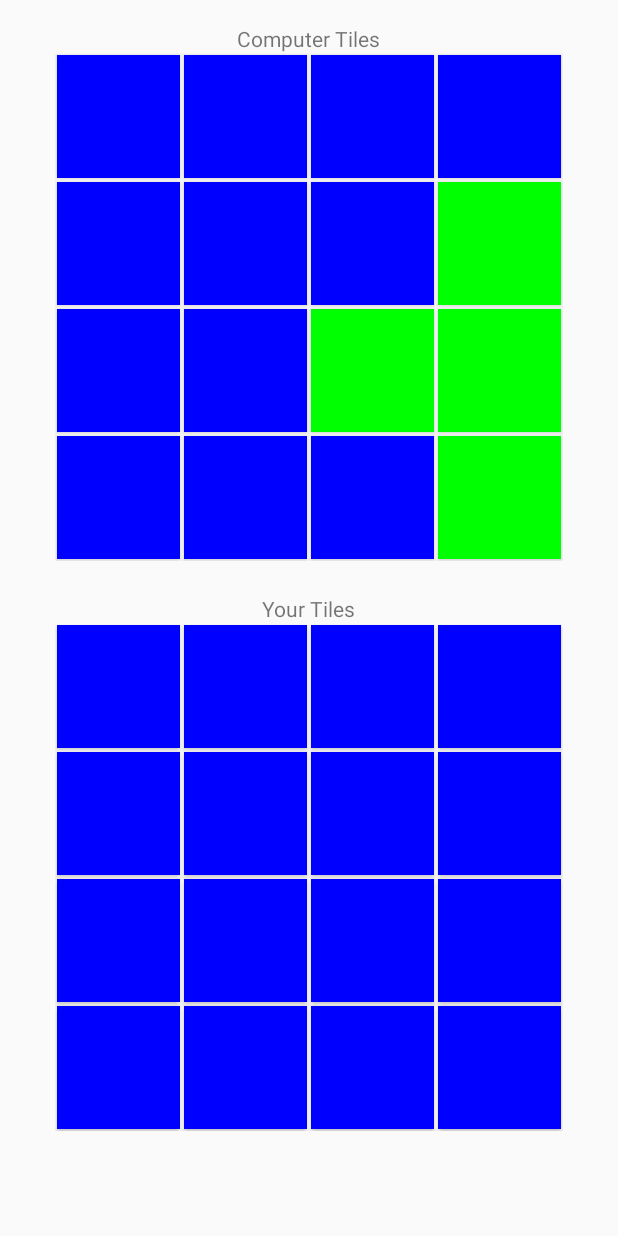
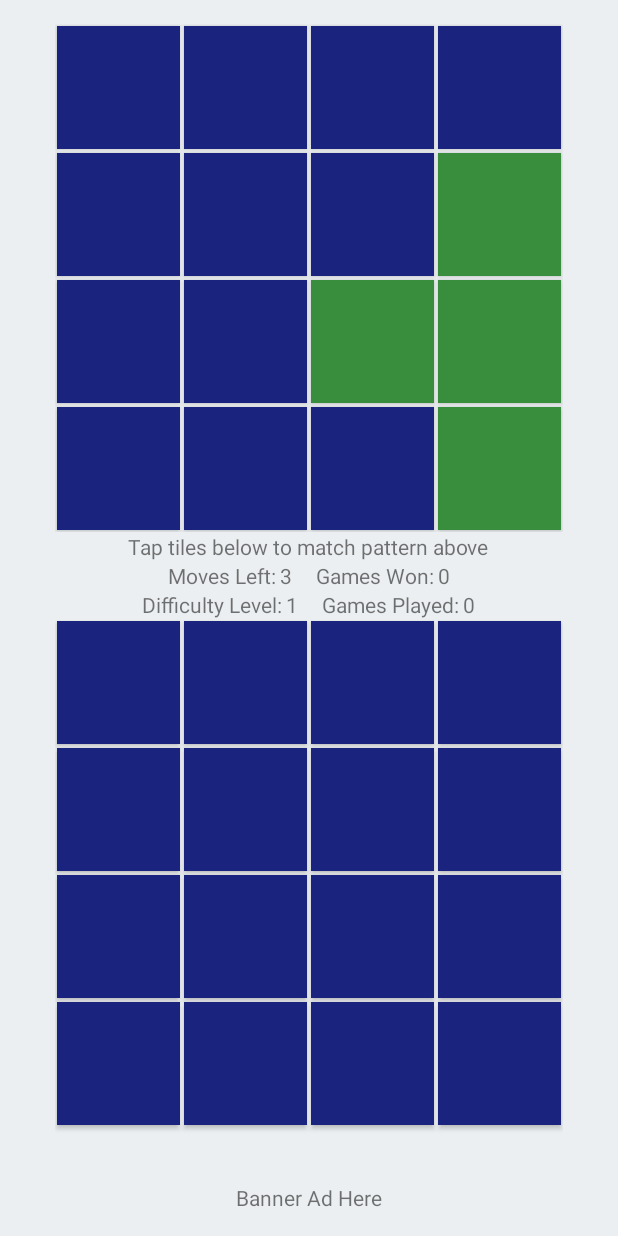
Before and after one commit to djbidle/supercrazytiles, an Android app: the screen it shows after launch (GameBoard), after a tap on "START GAME - 4X4 BOARD", on a phone screen of 412 x 824 dp. Run offline under Robolectric (Android 15) with nearby library versions, the phone set to English and light mode, and no system bars.

Commit message:
add game play items to activity_game_board and multiple dimens.xml to handle different text size for screen dimensions

```diff
--- a/app/src/main/AndroidManifest.xml
+++ b/app/src/main/AndroidManifest.xml
@@ -27,7 +27,11 @@
 
                 <category android:name="android.intent.category.LAUNCHER" />
             </intent-filter>
-        </activity>
+        </activity><!-- ATTENTION: This was auto-generated to add Google Play services to your project for
+     App Indexing.  See https://g.co/AppIndexing/AndroidStudio for more information. -->
+        <meta-data
+            android:name="com.google.android.gms.version"
+            android:value="@integer/google_play_services_version" />
     </application>
 
 </manifest>
--- a/app/src/main/java/net/zacharybest/supercrazytiles/GameBoard.java
+++ b/app/src/main/java/net/zacharybest/supercrazytiles/GameBoard.java
@@ -8,10 +8,15 @@ import android.view.Window;
 import android.view.WindowManager;
 import android.widget.Button;
 import android.widget.GridLayout;
+import android.widget.TextView;
 import android.widget.Toast;
+
+import com.google.android.gms.common.api.GoogleApiClient;
 
 import java.util.ArrayList;
 import java.util.Random;
+
+import static net.zacharybest.supercrazytiles.R.id.diffLevel;
 
 /**
  * This activity is the game.
@@ -25,8 +30,13 @@ public class GameBoard extends Activity {
     private int difficulty = 0;
     private int turn = difficulty;
 
-    int activeColor = 0xFF00FF00; //green
-    int inactiveColor = 0xFF0000FF; //blue
+    int activeColor = 0xFF388E3C; //green
+    int inactiveColor = 0xFF1A237E; //blue
+    /**
+     * ATTENTION: This was auto-generated to implement the App Indexing API.
+     * See https://g.co/AppIndexing/AndroidStudio for more information.
+     */
+    private GoogleApiClient client;
 
     @Override
     protected void onCreate(Bundle savedInstanceState) {
@@ -65,10 +75,17 @@ public class GameBoard extends Activity {
         //FIXME sqrt will not work with rectangles
         boardWidth = (int) Math.sqrt((double) playerButtons.size());
 
+        /**
+         * The only way to set button size dynamically with
+         * GridLayout is to use columnWeight/rowWeight attributes.
+         * TableLayout didn't work because addBoardToArray was not
+         * getting all the buttons. Did not want to mess with that code.
+         **/
         setButtonSize(computerButtons);
         setButtonSize(playerButtons);
 
         newGame();
+
     }
 
     /**
@@ -99,7 +116,10 @@ public class GameBoard extends Activity {
     private void increaseDifficult() {
         difficulty++;
         turn = difficulty;
-        Toast.makeText(this, "Difficulty set to " + difficulty, Toast.LENGTH_SHORT).show();
+
+        TextView tv = (TextView) findViewById(diffLevel);
+        tv.setText(String.valueOf(difficulty));
+        //Toast.makeText(this, "Difficulty set to " + difficulty, Toast.LENGTH_SHORT).show();
     }
 
     /**
@@ -212,13 +232,14 @@ public class GameBoard extends Activity {
         button.setBackgroundColor(color);
     }
 
-    private void setButtonSize(ArrayList<Button> buttons){
-        for (Button button : buttons){
+    private void setButtonSize(ArrayList<Button> buttons) {
+        for (Button button : buttons) {
             GridLayout.LayoutParams params = (GridLayout.LayoutParams) button.getLayoutParams();
-            params.width = (getResources().getDisplayMetrics().widthPixels/(boardWidth + 1));
-            params.height = (getResources().getDisplayMetrics().heightPixels/((boardHeight *2) + 2));
+            params.width = (getResources().getDisplayMetrics().widthPixels / (boardWidth + 1));
+            params.height = (getResources().getDisplayMetrics().heightPixels / ((boardHeight * 2) + 2));
             button.setLayoutParams(params);
         }
 
     }
+
 }
--- a/app/src/main/res/layout/activity_game_board.xml
+++ b/app/src/main/res/layout/activity_game_board.xml
@@ -4,184 +4,277 @@
     android:orientation="vertical"
     android:layout_width="match_parent"
     android:layout_height="match_parent"
-    android:paddingBottom="@dimen/activity_vertical_margin"
-    android:paddingLeft="@dimen/activity_horizontal_margin"
-    android:paddingRight="@dimen/activity_horizontal_margin"
-    android:paddingTop="@dimen/activity_vertical_margin"
+    android:paddingBottom="@dimen/activity_horizontal_margin"
+    android:paddingLeft="@dimen/activity_vertical_margin"
+    android:paddingRight="@dimen/activity_vertical_margin"
+    android:paddingTop="@dimen/activity_horizontal_margin"
+    android:background="@color/gameBoardAccent"
     tools:context="net.zacharybest.supercrazytiles.GameBoard">
-
-    <TextView
-        android:text="@string/computer_tiles"
-        android:layout_width="wrap_content"
-        android:layout_height="wrap_content"
-        android:layout_gravity="center"/>
 
     <GridLayout
         android:id="@+id/computer_board"
         android:layout_width="wrap_content"
         android:layout_height="wrap_content"
-        android:layout_marginBottom="10pt"
         android:columnCount="4"
         android:layout_gravity="center">
 
         <Button
-            android:layout_width="48dp"
-            android:layout_height="48dp"
+            android:layout_width="match_parent"
+            android:layout_height="wrap_content"
             android:layout_margin="1dp" />
         <Button
-            android:layout_width="48dp"
-            android:layout_height="48dp"
+            android:layout_width="match_parent"
+            android:layout_height="wrap_content"
             android:layout_margin="1dp" />
         <Button
-            android:layout_width="48dp"
-            android:layout_height="48dp"
+            android:layout_width="match_parent"
+            android:layout_height="wrap_content"
             android:layout_margin="1dp" />
         <Button
-            android:layout_width="48dp"
-            android:layout_height="48dp"
+            android:layout_width="match_parent"
+            android:layout_height="wrap_content"
             android:layout_margin="1dp" />
         <Button
-            android:layout_width="48dp"
-            android:layout_height="48dp"
+            android:layout_width="match_parent"
+            android:layout_height="wrap_content"
             android:layout_margin="1dp" />
         <Button
-            android:layout_width="48dp"
-            android:layout_height="48dp"
+            android:layout_width="match_parent"
+            android:layout_height="wrap_content"
             android:layout_margin="1dp" />
         <Button
-            android:layout_width="48dp"
-            android:layout_height="48dp"
+            android:layout_width="match_parent"
+            android:layout_height="wrap_content"
             android:layout_margin="1dp" />
         <Button
-            android:layout_width="48dp"
-            android:layout_height="48dp"
+            android:layout_width="match_parent"
+            android:layout_height="wrap_content"
             android:layout_margin="1dp" />
         <Button
-            android:layout_width="48dp"
-            android:layout_height="48dp"
+            android:layout_width="match_parent"
+            android:layout_height="wrap_content"
             android:layout_margin="1dp" />
         <Button
-            android:layout_width="48dp"
-            android:layout_height="48dp"
+            android:layout_width="match_parent"
+            android:layout_height="wrap_content"
             android:layout_margin="1dp" />
         <Button
-            android:layout_width="48dp"
-            android:layout_height="48dp"
+            android:layout_width="match_parent"
+            android:layout_height="wrap_content"
             android:layout_margin="1dp" />
         <Button
-            android:layout_width="48dp"
-            android:layout_height="48dp"
+            android:layout_width="match_parent"
+            android:layout_height="wrap_content"
             android:layout_margin="1dp" />
         <Button
-            android:layout_width="48dp"
-            android:layout_height="48dp"
+            android:layout_width="match_parent"
+            android:layout_height="wrap_content"
             android:layout_margin="1dp" />
         <Button
-            android:layout_width="48dp"
-            android:layout_height="48dp"
+            android:layout_width="match_parent"
+            android:layout_height="wrap_content"
             android:layout_margin="1dp" />
         <Button
-            android:layout_width="48dp"
-            android:layout_height="48dp"
+            android:layout_width="match_parent"
+            android:layout_height="wrap_content"
             android:layout_margin="1dp" />
         <Button
-            android:layout_width="48dp"
-            android:layout_height="48dp"
+            android:layout_width="match_parent"
+            android:layout_height="wrap_content"
             android:layout_margin="1dp" />
 
     </GridLayout>
 
     <TextView
-        android:text="@string/player_tiles"
         android:layout_width="wrap_content"
         android:layout_height="wrap_content"
-        android:layout_gravity="center"/>
+        android:textSize="@dimen/activity_text_size"
+        android:layout_gravity="center"
+        android:text="Tap tiles below to match pattern above" />
+
+    <GridLayout
+        android:layout_width="wrap_content"
+        android:layout_height="wrap_content"
+        android:layout_gravity="center"
+        android:columnCount="4">
+
+        <TextView
+            android:layout_width="wrap_content"
+            android:layout_height="wrap_content"
+            android:textSize="@dimen/activity_text_size"
+            android:layout_marginRight="1dp"
+            android:layout_marginEnd="1dp"
+            android:text="Moves Left:" />
+
+        <TextView
+            android:id="@+id/movesLeft"
+            android:layout_width="wrap_content"
+            android:layout_height="wrap_content"
+            android:textSize="@dimen/activity_text_size"
+            android:layout_marginLeft="1dp"
+            android:layout_marginStart="1dp"
+            android:text="3" />
+
+        <TextView
+            android:layout_width="wrap_content"
+            android:layout_height="wrap_content"
+            android:textSize="@dimen/activity_text_size"
+            android:layout_marginLeft="@dimen/activity_horizontal_margin"
+            android:layout_marginStart="@dimen/activity_horizontal_margin"
+            android:layout_marginRight="1dp"
+            android:layout_marginEnd="1dp"
+            android:text="Games Won:" />
+
+        <TextView
+            android:id="@+id/gamesWon"
+            android:layout_width="wrap_content"
+            android:layout_height="wrap_content"
+            android:textSize="@dimen/activity_text_size"
+            android:layout_marginLeft="1dp"
+            android:layout_marginStart="1dp"
+            android:text="0" />
+
+    </GridLayout>
+
+    <GridLayout
+        android:layout_width="wrap_content"
+        android:layout_height="wrap_content"
+        android:layout_gravity="center"
+        android:columnCount="4">
+
+        <TextView
+            android:layout_width="wrap_content"
+            android:layout_height="wrap_content"
+            android:textSize="@dimen/activity_text_size"
+            android:layout_marginRight="1dp"
+            android:layout_marginEnd="1dp"
+            android:text="Difficulty Level:" />
+
+        <TextView
+            android:id="@+id/diffLevel"
+            android:layout_width="wrap_content"
+            android:layout_height="wrap_content"
+            android:textSize="@dimen/activity_text_size"
+            android:layout_marginLeft="1dp"
+            android:layout_marginStart="1dp"
+            android:text="1" />
+
+        <TextView
+            android:layout_width="wrap_content"
+            android:layout_height="wrap_content"
+            android:textSize="@dimen/activity_text_size"
+            android:layout_marginRight="1dp"
+            android:text="Games Played:"
+            android:layout_marginLeft="16dp" />
+
+        <TextView
+            android:id="@+id/gamesPlayed"
+            android:layout_width="wrap_content"
+            android:layout_height="wrap_content"
+            android:textSize="@dimen/activity_text_size"
+            android:layout_marginLeft="1dp"
+            android:text="0" />
+
+    </GridLayout>
 
     <GridLayout
         android:id="@+id/player_board"
         android:layout_width="wrap_content"
         android:layout_height="wrap_content"
+        android:layout_weight="1"
         android:columnCount="4"
         android:layout_gravity="center">
+
         <Button
-            android:layout_width="48dp"
-            android:layout_height="48dp"
+            android:layout_width="match_parent"
+            android:layout_height="wrap_content"
             android:layout_margin="1dp"
             android:onClick="takeTurn"/>
         <Button
-            android:layout_width="48dp"
-            android:layout_height="48dp"
+            android:layout_width="match_parent"
+            android:layout_height="wrap_content"
             android:layout_margin="1dp"
             android:onClick="takeTurn"/>
         <Button
-            android:layout_width="48dp"
-            android:layout_height="48dp"
+            android:layout_width="match_parent"
+            android:layout_height="wrap_content"
             android:layout_margin="1dp"
             android:onClick="takeTurn"/>
         <Button
-            android:layout_width="48dp"
-            android:layout_height="48dp"
+            android:layout_width="match_parent"
+            android:layout_height="wrap_content"
+            android:layout_margin="1dp"
+            android:onClick="takeTurn"/>
+
+        <Button
+            android:layout_width="match_parent"
+            android:layout_height="wrap_content"
             android:layout_margin="1dp"
             android:onClick="takeTurn"/>
         <Button
-            android:layout_width="48dp"
-            android:layout_height="48dp"
+            android:layout_width="match_parent"
+            android:layout_height="wrap_content"
             android:layout_margin="1dp"
             android:onClick="takeTurn"/>
         <Button
-            android:layout_width="48dp"
-            android:layout_height="48dp"
+            android:layout_width="match_parent"
+            android:layout_height="wrap_content"
             android:layout_margin="1dp"
             android:onClick="takeTurn"/>
         <Button
-            android:layout_width="48dp"
-            android:layout_height="48dp"
+            android:layout_width="match_parent"
+            android:layout_height="wrap_content"
             android:layout_margin="1dp"
             android:onClick="takeTurn"/>
         <Button
-            android:layout_width="48dp"
-            android:layout_height="48dp"
+            android:layout_width="match_parent"
+            android:layout_height="wrap_content"
             android:layout_margin="1dp"
             android:onClick="takeTurn"/>
         <Button
-            android:layout_width="48dp"
-            android:layout_height="48dp"
+            android:layout_width="match_parent"
+            android:layout_height="wrap_content"
             android:layout_margin="1dp"
             android:onClick="takeTurn"/>
         <Button
-            android:layout_width="48dp"
-            android:layout_height="48dp"
+            android:layout_width="match_parent"
+            android:layout_height="wrap_content"
             android:layout_margin="1dp"
             android:onClick="takeTurn"/>
         <Button
-            android:layout_width="48dp"
-            android:layout_height="48dp"
+            android:layout_width="match_parent"
+            android:layout_height="wrap_content"
             android:layout_margin="1dp"
             android:onClick="takeTurn"/>
         <Button
-            android:layout_width="48dp"
-            android:layout_height="48dp"
+            android:layout_width="match_parent"
+            android:layout_height="wrap_content"
             android:layout_margin="1dp"
             android:onClick="takeTurn"/>
         <Button
-            android:layout_width="48dp"
-            android:layout_height="48dp"
+            android:layout_width="match_parent"
+            android:layout_height="wrap_content"
             android:layout_margin="1dp"
             android:onClick="takeTurn"/>
         <Button
-            android:layout_width="48dp"
-            android:layout_height="48dp"
+            android:layout_width="match_parent"
+            android:layout_height="wrap_content"
             android:layout_margin="1dp"
             android:onClick="takeTurn"/>
         <Button
-            android:layout_width="48dp"
-            android:layout_height="48dp"
+            android:layout_width="match_parent"
+            android:layout_height="wrap_content"
             android:layout_margin="1dp"
             android:onClick="takeTurn"/>
-        <Button
-            android:layout_width="48dp"
-            android:layout_height="48dp"
-            android:layout_margin="1dp"
-            android:onClick="takeTurn"/>
+
     </GridLayout>
+
+    <TextView
+        android:text="Banner Ad Here"
+        android:layout_width="wrap_content"
+        android:layout_height="wrap_content"
+        android:layout_gravity="center"
+        android:textSize="@dimen/activity_text_size">
+    </TextView>
+
 </LinearLayout>
--- a/app/src/main/res/layout/activity_game_board_4x5.xml
+++ b/app/src/main/res/layout/activity_game_board_4x5.xml
@@ -9,12 +9,6 @@
     android:paddingRight="@dimen/activity_horizontal_margin"
     android:paddingTop="@dimen/activity_vertical_margin"
     tools:context="net.zacharybest.supercrazytiles.GameBoard">
-
-    <TextView
-        android:text="@string/computer_tiles"
-        android:layout_width="wrap_content"
-        android:layout_height="wrap_content"
-        android:layout_gravity="center"/>
 
     <GridLayout
         android:id="@+id/computer_board"
@@ -115,12 +109,6 @@
             android:layout_margin="1dp" />
 
     </GridLayout>
-
-    <TextView
-        android:text="@string/player_tiles"
-        android:layout_width="wrap_content"
-        android:layout_height="wrap_content"
-        android:layout_gravity="center"/>
 
     <GridLayout
         android:id="@+id/player_board"
--- a/app/src/main/res/layout/activity_game_board_5x5.xml
+++ b/app/src/main/res/layout/activity_game_board_5x5.xml
@@ -9,12 +9,6 @@
     android:paddingRight="@dimen/activity_horizontal_margin"
     android:paddingTop="@dimen/activity_vertical_margin"
     tools:context="net.zacharybest.supercrazytiles.GameBoard">
-
-    <TextView
-        android:text="@string/computer_tiles"
-        android:layout_width="wrap_content"
-        android:layout_height="wrap_content"
-        android:layout_gravity="center"/>
 
     <GridLayout
         android:id="@+id/computer_board"
@@ -145,12 +139,6 @@
             android:layout_margin="1dp" />
 
     </GridLayout>
-
-    <TextView
-        android:text="@string/player_tiles"
-        android:layout_width="wrap_content"
-        android:layout_height="wrap_content"
-        android:layout_gravity="center"/>
 
     <GridLayout
         android:id="@+id/player_board"
--- /dev/null
+++ b/app/src/main/res/values-normal/dimens.xml
@@ -0,0 +1,6 @@
+<?xml version="1.0" encoding="utf-8"?>
+<resources>
+    <dimen name="activity_horizontal_margin">16dp</dimen>
+    <dimen name="activity_vertical_margin">16dp</dimen>
+    <dimen name="activity_text_size">14sp</dimen>
+</resources>
--- /dev/null
+++ b/app/src/main/res/values-small/dimens.xml
@@ -0,0 +1,4 @@
+<?xml version="1.0" encoding="utf-8"?>
+<resources>
+    <dimen name="activity_text_size">12sp</dimen>
+</resources>
--- a/app/src/main/res/values-w820dp/dimens.xml
+++ b/app/src/main/res/values-w820dp/dimens.xml
@@ -3,4 +3,5 @@
          (such as screen margins) for screens with more than 820dp of available width. This
          would include 7" and 10" devices in landscape (~960dp and ~1280dp respectively). -->
     <dimen name="activity_horizontal_margin">64dp</dimen>
+    <dimen name="activity_text_size">36sp</dimen>
 </resources>
--- /dev/null
+++ b/app/src/main/res/values-xlarge/dimens.xml
@@ -0,0 +1,4 @@
+<?xml version="1.0" encoding="utf-8"?>
+<resources>
+    <dimen name="activity_text_size">32sp</dimen>
+</resources>
--- a/app/src/main/res/values/colors.xml
+++ b/app/src/main/res/values/colors.xml
@@ -3,4 +3,6 @@
     <color name="colorPrimary">#3F51B5</color>
     <color name="colorPrimaryDark">#303F9F</color>
     <color name="colorAccent">#FF4081</color>
+    <color name="gameBoardAccent">#ECEFF1</color>
+    <color name="gameBoardPrimary">#1A237E</color>
 </resources>
--- a/app/src/main/res/values/dimens.xml
+++ b/app/src/main/res/values/dimens.xml
@@ -2,4 +2,5 @@
     <!-- Default screen margins, per the Android Design guidelines. -->
     <dimen name="activity_horizontal_margin">16dp</dimen>
     <dimen name="activity_vertical_margin">16dp</dimen>
+    <dimen name="activity_text_size">14sp</dimen>
 </resources>
--- a/app/src/main/res/values/strings.xml
+++ b/app/src/main/res/values/strings.xml
@@ -1,5 +1,3 @@
 <resources>
     <string name="app_name">Super Crazy Tiles</string>
-    <string name="computer_tiles">Computer Tiles</string>
-    <string name="player_tiles">Your Tiles</string>
 </resources>
```
